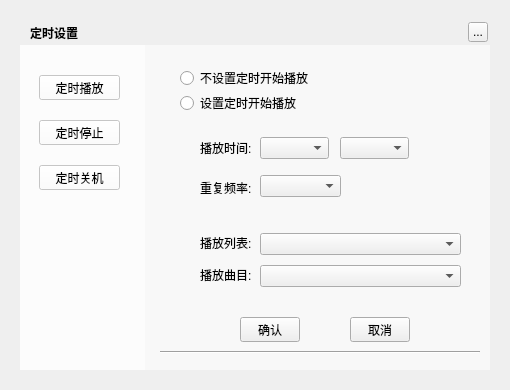
This is TTKCore/musicUi/musicToolsetswidget/musictimerwidget.ui in Greedysky/TTKMusicPlayer as Qt 5 draws it before an edit. The edited form follows.
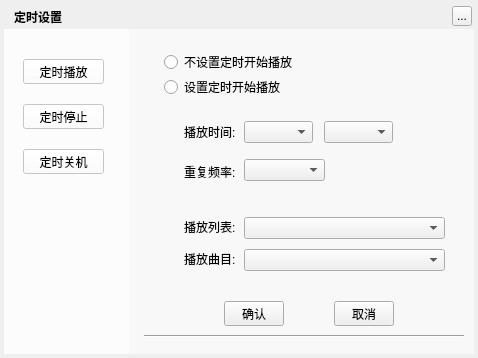
This is the edited form.

```diff
--- a/TTKCore/musicUi/musicToolsetswidget/musictimerwidget.ui
+++ b/TTKCore/musicUi/musicToolsetswidget/musictimerwidget.ui
@@ -6,8 +6,8 @@
    <rect>
     <x>0</x>
     <y>0</y>
-    <width>510</width>
-    <height>390</height>
+    <width>478</width>
+    <height>358</height>
    </rect>
   </property>
   <property name="windowTitle">
@@ -19,8 +19,8 @@
   <widget class="QLabel" name="background">
    <property name="geometry">
     <rect>
-     <x>20</x>
-     <y>20</y>
+     <x>4</x>
+     <y>4</y>
      <width>470</width>
      <height>350</height>
     </rect>
@@ -32,8 +32,8 @@
   <widget class="QLabel" name="topTitleName">
    <property name="geometry">
     <rect>
-     <x>30</x>
-     <y>20</y>
+     <x>14</x>
+     <y>4</y>
      <width>61</width>
      <height>25</height>
     </rect>
@@ -48,8 +48,8 @@
   <widget class="QToolButton" name="topTitleCloseButton">
    <property name="geometry">
     <rect>
-     <x>468</x>
-     <y>22</y>
+     <x>452</x>
+     <y>6</y>
      <width>20</width>
      <height>20</height>
     </rect>
@@ -61,8 +61,8 @@
   <widget class="QStackedWidget" name="stackedWidget">
    <property name="geometry">
     <rect>
-     <x>160</x>
-     <y>45</y>
+     <x>144</x>
+     <y>29</y>
      <width>321</width>
      <height>261</height>
     </rect>
@@ -372,8 +372,8 @@
   <widget class="QWidget" name="backgroundMask1" native="true">
    <property name="geometry">
     <rect>
-     <x>20</x>
-     <y>45</y>
+     <x>4</x>
+     <y>29</y>
      <width>125</width>
      <height>325</height>
     </rect>
@@ -424,8 +424,8 @@
   <widget class="QPushButton" name="confirm">
    <property name="geometry">
     <rect>
-     <x>240</x>
-     <y>317</y>
+     <x>224</x>
+     <y>301</y>
      <width>60</width>
      <height>25</height>
     </rect>
@@ -437,8 +437,8 @@
   <widget class="QPushButton" name="cancel">
    <property name="geometry">
     <rect>
-     <x>350</x>
-     <y>317</y>
+     <x>334</x>
+     <y>301</y>
      <width>60</width>
      <height>25</height>
     </rect>
@@ -450,8 +450,8 @@
   <widget class="Line" name="line_4">
    <property name="geometry">
     <rect>
-     <x>160</x>
-     <y>350</y>
+     <x>144</x>
+     <y>334</y>
      <width>320</width>
      <height>5</height>
     </rect>
@@ -463,8 +463,8 @@
   <widget class="QWidget" name="backgroundMask2" native="true">
    <property name="geometry">
     <rect>
-     <x>145</x>
-     <y>45</y>
+     <x>129</x>
+     <y>29</y>
      <width>345</width>
      <height>325</height>
     </rect>
```
